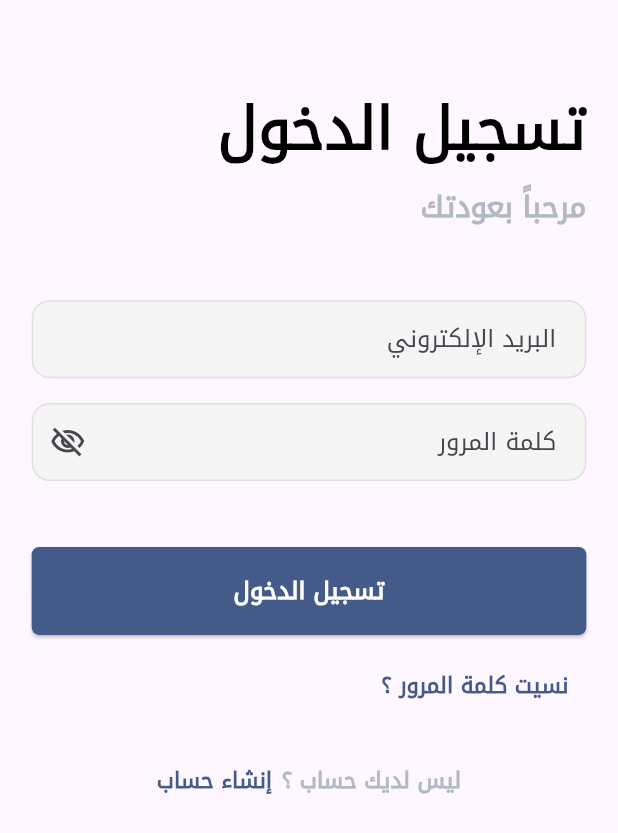
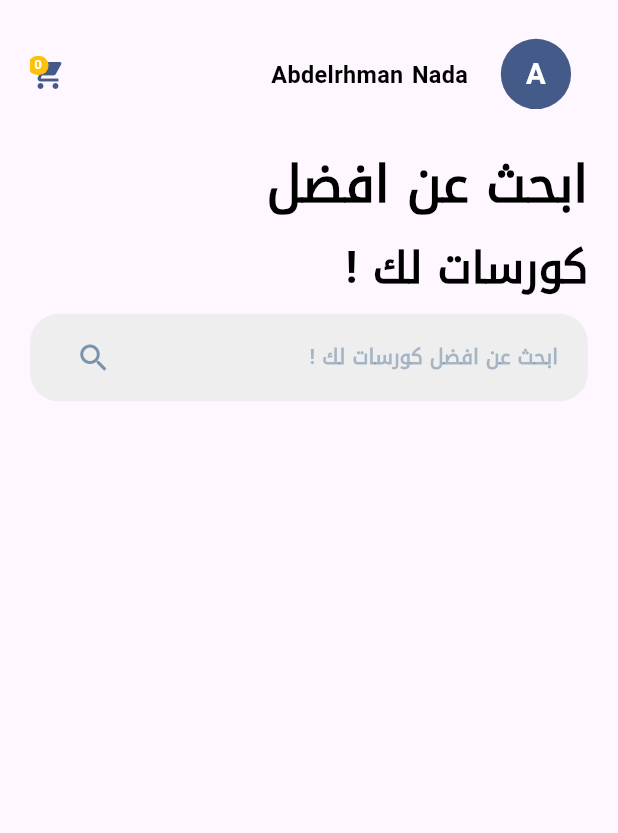
Before and after one commit to Abdelrhman-Tec/Education-Platform-App, a Flutter app: the screen it shows after launch, on a phone screen of 412 x 824 dp. Shown: the top 833 px of the screen. Run offline on Flutter 3.47's test engine with Material 3 defaults, Android fonts, the phone set to English and light mode, and no system bars; our stand-ins replace dio, flutter_bloc, flutter_screenutil, freezed_annotation, get_it, pretty_dio_logger and 2 more; generated files the repository leaves out were written again.

Commit message:
feat: Implement home screen UI with search functionality
- Added `HomeScreen` with `HomeAppBar`, `TitleHeaderHomePage`, and `HomeSearchBar` widgets.
- Implemented `HomeAppBar` displaying user avatar, name, and a shopping cart icon.
- Created `TitleHeaderHomePage` to show a title heading.
- Developed `HomeSearchBar` which triggers a search UI.
- Introduced `MySearchDelegate` to manage the search interface and user input.
- Added localization strings for the new home and search UI components in both English and Arabic.
- Updated `AppRouter` to include a route for the `HomeScreen`.
- Set `HomeScreen` as the initial route of the application.

```diff
--- a/lib/app.dart
+++ b/lib/app.dart
@@ -25,7 +25,7 @@ class EducationPlatformApp extends StatelessWidget {
         ],
         supportedLocales: S.delegate.supportedLocales,
         debugShowCheckedModeBanner: false,
-        initialRoute: Routes.login,
+        initialRoute: Routes.home,
         onGenerateRoute: AppRouter.generateRoute,
       ),
     );
--- a/lib/core/routing/app_router.dart
+++ b/lib/core/routing/app_router.dart
@@ -1,4 +1,5 @@
 import 'package:education_platform_app/core/di/service_locator.dart';
+import 'package:education_platform_app/features/home/presentation/screens/home_screen.dart';
 import 'package:education_platform_app/features/sign_in/presentation/screens/login_screen.dart';
 import 'package:education_platform_app/features/sign_in/presentation/widgets/auth_imports.dart';
 import 'package:education_platform_app/features/sign_up/presentation/sign_up_cubit/cubit/register_cubit.dart';
@@ -22,6 +23,8 @@ class AppRouter {
             child: const LoginScreen(),
           ),
         );
+      case Routes.home:
+        return _buildCupertinoRoute(const HomeScreen());
 
       default:
         return _buildCupertinoRoute(const NotFoundPage());
--- /dev/null
+++ b/lib/features/home/presentation/screens/home_screen.dart
@@ -0,0 +1,22 @@
+import '../../../sign_in/presentation/widgets/auth_imports.dart';
+import '../widgets/home_app_bar.dart';
+import '../widgets/home_search_bar.dart';
+import '../widgets/title_header_page.dart';
+
+class HomeScreen extends StatelessWidget {
+  const HomeScreen({super.key});
+
+  @override
+  Widget build(BuildContext context) {
+    return Scaffold(body: _buildBody(context));
+  }
+}
+
+Widget _buildBody(context) {
+  return SafeArea(
+    child: Column(
+      crossAxisAlignment: CrossAxisAlignment.start,
+      children: [HomeAppBar(), TitleHeaderHomePage(), HomeSearchBar()],
+    ),
+  );
+}
--- /dev/null
+++ b/lib/features/home/presentation/widgets/home_app_bar.dart
@@ -0,0 +1,64 @@
+import '../../../sign_in/presentation/widgets/auth_imports.dart';
+
+class HomeAppBar extends StatelessWidget {
+  const HomeAppBar({super.key});
+
+  @override
+  Widget build(BuildContext context) {
+    return Row(
+      children: [
+        SizedBox(
+          width: 200.w,
+          height: 60.h,
+          child: Row(
+            children: [
+              Expanded(
+                child: CircleAvatar(
+                  backgroundColor: AppColors.mediumBlue,
+                  radius: 24.r,
+                  child: Text(
+                    'A',
+                    style: AppTextStyles.titleSmallBold.copyWith(
+                      color: AppColors.white,
+                    ),
+                  ),
+                ),
+              ),
+              horizontalSpace(10),
+              Text("Abdelrhman Nada", style: AppTextStyles.titleSmallSemiBold),
+            ],
+          ),
+        ),
+        const Spacer(),
+        Stack(
+          children: [
+            Icon(Icons.shopping_cart, color: AppColors.mediumBlue),
+            Positioned(
+              right: 11.w,
+              child: Container(
+                width: 13.w,
+                height: 13.h,
+                decoration: BoxDecoration(
+                  color: Colors.amber,
+                  borderRadius: BorderRadius.circular(50),
+                ),
+                child: Center(
+                  child: GestureDetector(
+                    onTap: () {},
+                    child: Text(
+                      "0",
+                      style: AppTextStyles.titleSmallSemiBold.copyWith(
+                        color: AppColors.white,
+                        fontSize: 9.sp,
+                      ),
+                    ),
+                  ),
+                ),
+              ),
+            ),
+          ],
+        ),
+      ],
+    ).paddingSymmetric(h: 20, v: 20);
+  }
+}
--- /dev/null
+++ b/lib/features/home/presentation/widgets/home_search_bar.dart
@@ -0,0 +1,44 @@
+import '../../../sign_in/presentation/widgets/auth_imports.dart';
+import 'my_search_delegate.dart';
+
+class HomeSearchBar extends StatelessWidget {
+  const HomeSearchBar({super.key});
+
+  @override
+  Widget build(BuildContext context) {
+    return Column(
+      children: [
+        GestureDetector(
+          onTap: () {
+            showSearch(context: context, delegate: MySearchDelegate());
+          },
+          child: Container(
+            width: double.infinity,
+            height: 60.h,
+            decoration: BoxDecoration(
+              color: Colors.grey.shade200,
+              borderRadius: BorderRadius.circular(20.r),
+            ),
+            child: Row(
+              children: [
+                Text(
+                  S.of(context).searchCourses,
+                  style: AppTextStyles.titleSmallSemiBold.copyWith(
+                    fontSize: 14.sp,
+                    color: AppColors.greyBlue.withValues(alpha: 0.5),
+                  ),
+                ),
+                const Spacer(),
+                Icon(
+                  Icons.search,
+                  color: AppColors.greyBlue.withValues(alpha: 0.8),
+                ),
+                horizontalSpace(10),
+              ],
+            ).paddingSymmetric(h: 20, v: 5),
+          ).paddingSymmetric(h: 20),
+        ),
+      ],
+    );
+  }
+}
--- /dev/null
+++ b/lib/features/home/presentation/widgets/title_header_page.dart
@@ -0,0 +1,24 @@
+import '../../../sign_in/presentation/widgets/auth_imports.dart';
+
+class TitleHeaderHomePage extends StatelessWidget {
+  const TitleHeaderHomePage({super.key});
+
+  @override
+  Widget build(BuildContext context) {
+    return Column(
+      crossAxisAlignment: CrossAxisAlignment.start,
+      children: [
+        Text(
+          S.of(context).searchHeaderLine1,
+          style: AppTextStyles.titleMediumBold.copyWith(fontSize: 35.sp),
+        ),
+        verticalSpace(10),
+        Text(
+          S.of(context).searchHeaderLine2,
+          style: AppTextStyles.titleMediumBold.copyWith(fontSize: 30.sp),
+        ),
+        verticalSpace(10),
+      ],
+    ).paddingSymmetric(h: 20);
+  }
+}
--- a/lib/l10n/intl_ar.arb
+++ b/lib/l10n/intl_ar.arb
@@ -166,6 +166,15 @@
     "passwordValidationNumber": "رقم واحد على الأقل",
     "passwordValidationMinLength": "8 أحرف على الأقل",
     "passwordValidationSpecialCharacter": "حرف خاص واحد على الأقل",
-    "passwordConfirmation": "تأكيد كلمة المرور"
+    "passwordConfirmation": "تأكيد كلمة المرور",
+  "searchHeaderLine1": "ابحث عن افضل",
+  "searchHeaderLine2": "كورسات لك !",
+    "searchCourses": "ابحث عن افضل كورسات لك !",
+    "writeWhatYouWant": "اكتب ما تريد البحث عنه!",
+    "searchCoursesTitle": "ابحث عن الكورسات",
+    "searchCoursesSubtitle": "اكتب كلمة البحث للعثور على الكورسات",
+    "typeAtLeastTwo": "اكتب حرفين على الأقل للبدء في البحث"
+
+
 
 }
```
Also changed, not shown: lib/features/home/presentation/widgets/my_search_delegate.dart (added, +120 -0 lines), lib/l10n/intl_en.arb (+9 -1 lines), lib/generated/intl/messages_ar.dart, lib/generated/intl/messages_en.dart, lib/generated/l10n.dart.
